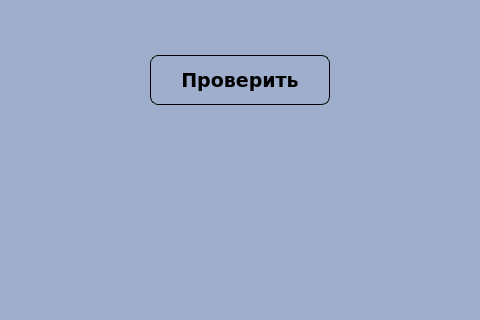
Above: uiMainFile.ui from Asklit/CourseProjectPython before the change; both pictures show x 210 to 690 and y 245 to 565 of the 940 by 680 pixel window. Below: the same form after it.
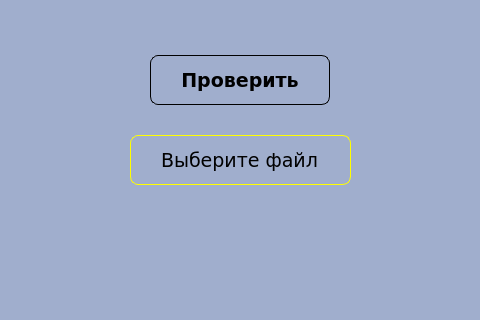
That is the form after the change.

Commit message: A: Выбор файлов из системы, небольшие UI фиксы

Diff of the .ui file:
```diff
--- a/uiMainFile.ui
+++ b/uiMainFile.ui
@@ -212,6 +212,48 @@
      <string>Настройки</string>
     </property>
    </widget>
+   <widget class="QLineEdit" name="LEErrorLine">
+    <property name="geometry">
+     <rect>
+      <x>340</x>
+      <y>380</y>
+      <width>221</width>
+      <height>50</height>
+     </rect>
+    </property>
+    <property name="font">
+     <font>
+      <family>Verdana</family>
+      <pointsize>14</pointsize>
+      <weight>50</weight>
+      <bold>false</bold>
+     </font>
+    </property>
+    <property name="styleSheet">
+     <string notr="true">QLineEdit {
+  border-radius: 8px;
+  border: 1px solid yellow;
+  padding: 5px 15px;
+}
+
+QLineEdit:focus {
+  border: 1px solid yellow;
+}
+
+QLineEdit::placeholder {
+  color: #767e89;
+}</string>
+    </property>
+    <property name="text">
+     <string>Выберите файл</string>
+    </property>
+    <property name="alignment">
+     <set>Qt::AlignCenter</set>
+    </property>
+    <property name="readOnly">
+     <bool>true</bool>
+    </property>
+   </widget>
   </widget>
   <widget class="QStatusBar" name="statusbar"/>
  </widget>
```
Left out of the diff: 2 changed lines with no effect on the pictures. The commit also changes 2 other files.
